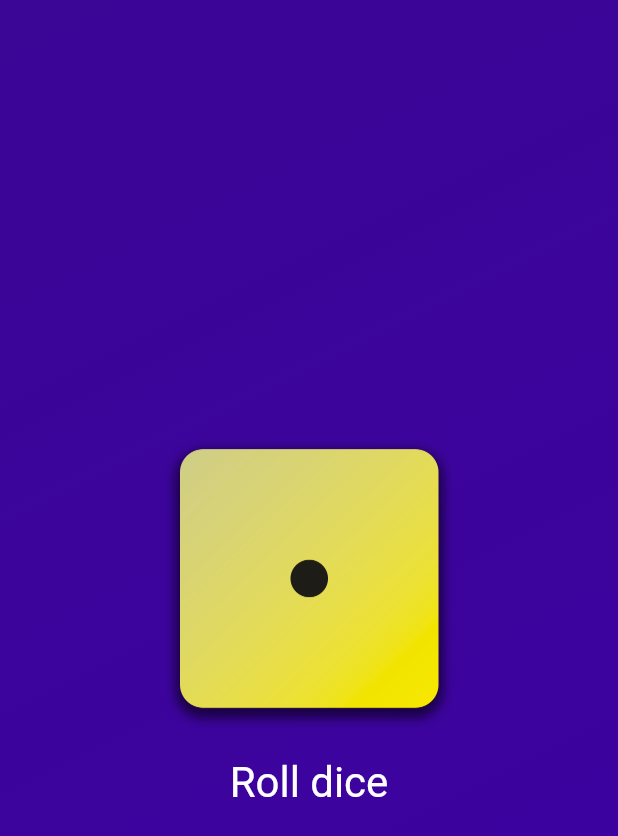
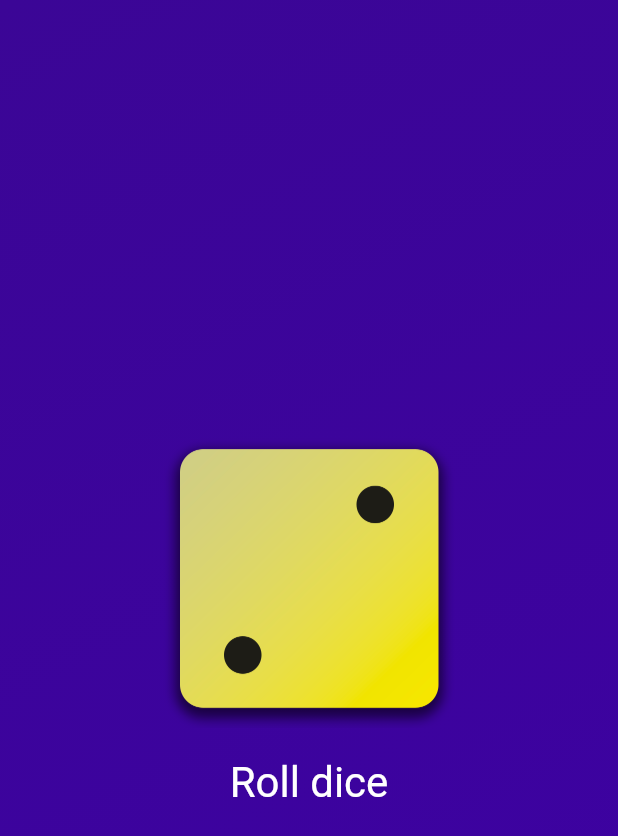
Before and after one commit to kotokotodonabe/flutter-first-app, a Flutter app: the screen it shows after launch, on a phone screen of 412 x 824 dp. Shown: the top 836 px of the screen. Run offline on Flutter 3.47's test engine with Material 3 defaults, Android fonts, the phone set to English and light mode, and no system bars.

Commit message:
サイコロの変数を追加

```diff
--- a/lib/gradient_container.dart
+++ b/lib/gradient_container.dart
@@ -4,10 +4,15 @@ const startAlignment = Alignment.topLeft;
 const endAlignment = Alignment.bottomRight;
 
 class GradientContainer extends StatelessWidget {
-  const GradientContainer(this.firstColor, this.secondColor, {super.key});
+  GradientContainer(this.firstColor, this.secondColor, {super.key});
 
   final Color firstColor;
   final Color secondColor;
+  var activeDiceImage = 'assets/images/dice-2.png';
+
+  void rollDice() {
+    activeDiceImage = 'assets/images/dice-4.png';
+  }
 
   @override
   Widget build(context) {
@@ -27,7 +32,7 @@ class GradientContainer extends StatelessWidget {
           mainAxisSize: MainAxisSize.min,
           children: [
             Image.asset(
-              'assets/images/dice-1.png',
+              activeDiceImage,
               width: 200,
             ),
             TextButton(
--- a/lib/main.dart
+++ b/lib/main.dart
@@ -4,11 +4,11 @@ import 'package:first_app/gradient_container.dart';
 
 void main() {
   runApp(
-    const MaterialApp(
+    MaterialApp(
       home: Scaffold(
         body: GradientContainer(
-          Color.fromARGB(255, 59, 6, 150),
-          Color.fromARGB(255, 61, 1, 163),
+          const Color.fromARGB(255, 59, 6, 150),
+          const Color.fromARGB(255, 61, 1, 163),
         ),
       ),
     ),
```
